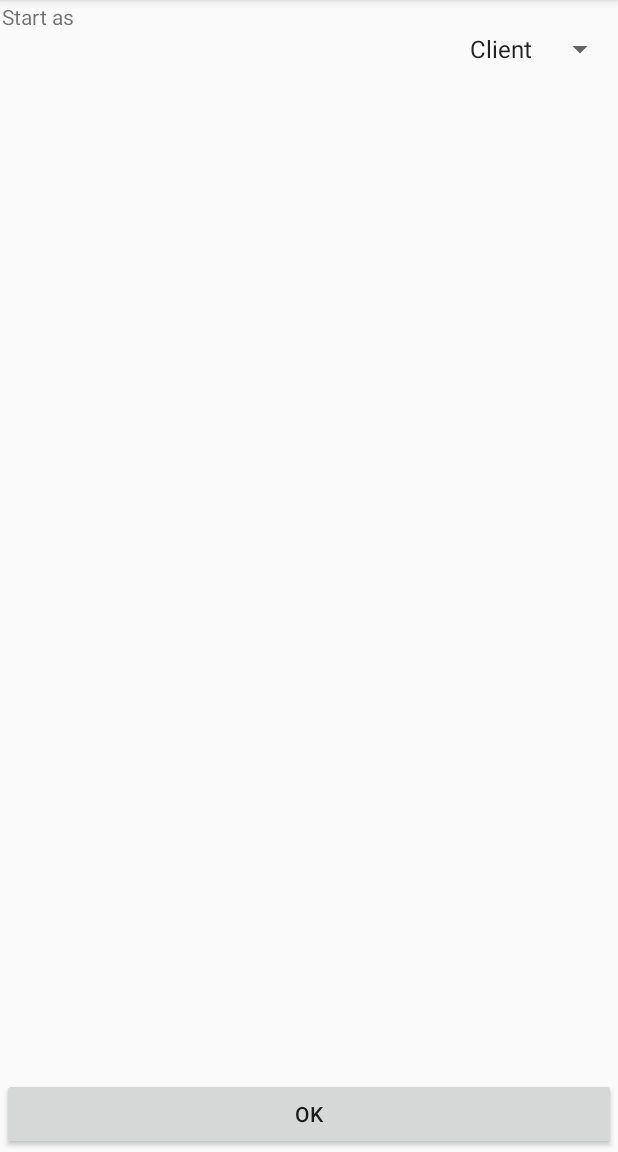
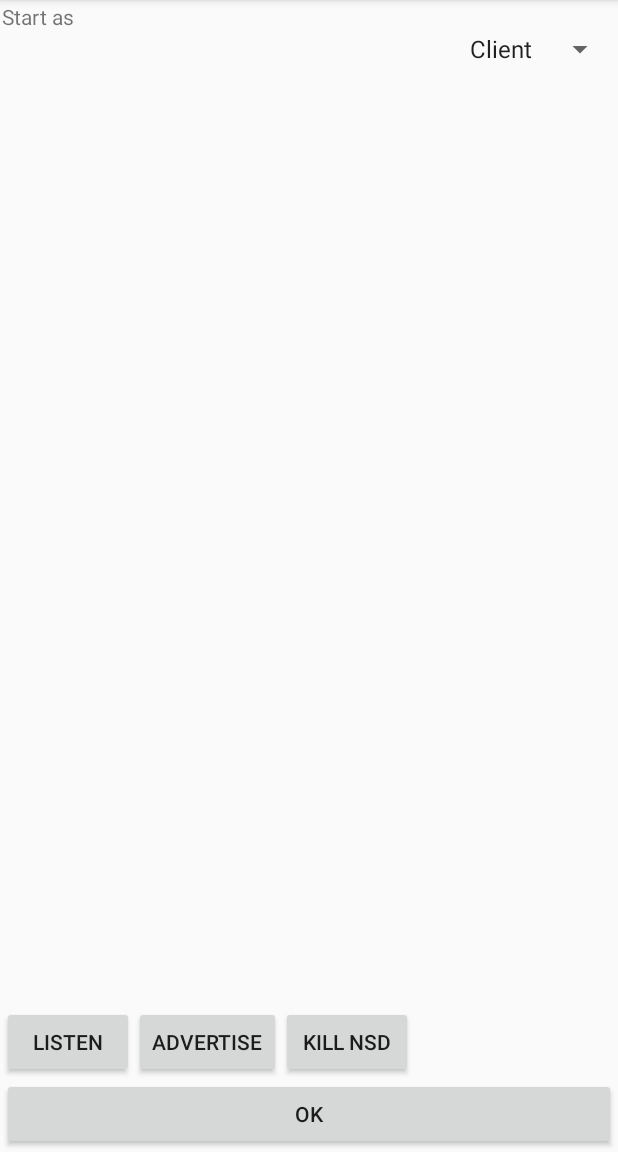
Before and after one commit to mcguenther/MIScreen, an Android app: the screen it shows after launch (MainActivity), on a phone screen of 412 x 824 dp, the part 84-1236 px from its top. Run offline under Robolectric (Android 15) with nearby library versions, the phone set to English and light mode, and no system bars.

Commit message:
ServiceDiscovery works now as long as a hotspot is available

```diff
--- a/MIScreen/app/src/main/java/de/volzo/miscreen/MainActivity.java
+++ b/MIScreen/app/src/main/java/de/volzo/miscreen/MainActivity.java
@@ -36,6 +36,8 @@ public class MainActivity extends AppCompatActivity implements AdapterView.OnIte
 
     private boolean host = false;
 
+    private NetworkServiceDiscovery nsd;
+
 //    private Communication comm;
 //    private ArrayAdapter<WifiP2pDevice> adapter;
 
@@ -50,6 +52,34 @@ public class MainActivity extends AppCompatActivity implements AdapterView.OnIte
         spRole.setOnItemSelectedListener(this);
         btOk.setOnClickListener(this);
         setCameraPreferences();
+
+
+        Button btAdvertise = (Button) findViewById(R.id.btAdvertise);
+        btAdvertise.setOnClickListener(new View.OnClickListener() {
+            @Override
+            public void onClick(View v) {
+                nsd.advertiseService();
+            }
+        });
+
+        Button btListen = (Button) findViewById(R.id.btListen);
+        btListen.setOnClickListener(new View.OnClickListener() {
+            @Override
+            public void onClick(View v) {
+                nsd.discoverService();
+            }
+        });
+
+        Button btKill = (Button) findViewById(R.id.btKill);
+        btKill.setOnClickListener(new View.OnClickListener() {
+            @Override
+            public void onClick(View v) {
+                nsd.kill();
+            }
+        });
+
+
+        nsd = new NetworkServiceDiscovery(this);
 
 //        registerUpdateReceiver();
 //
@@ -103,8 +133,8 @@ public class MainActivity extends AppCompatActivity implements AdapterView.OnIte
 
     @Override
     protected void onPause() {
-        // TODO: kill NSD
         super.onPause();
+        nsd.kill();
     }
 
     @Override
@@ -116,8 +146,8 @@ public class MainActivity extends AppCompatActivity implements AdapterView.OnIte
 
     @Override
     protected void onDestroy() {
-        // TODO: kill NSD
         super.onDestroy();
+        nsd.kill();
 //        comm.kill();
     }
 
--- a/MIScreen/app/src/main/res/layout/activity_main.xml
+++ b/MIScreen/app/src/main/res/layout/activity_main.xml
@@ -48,4 +48,28 @@
         android:layout_alignParentEnd="true"
         android:layout_above="@+id/btOk" />
 
+    <Button
+        android:layout_width="wrap_content"
+        android:layout_height="wrap_content"
+        android:text="Listen"
+        android:id="@+id/btListen"
+        android:layout_above="@+id/btOk"
+        android:layout_alignParentStart="true" />
+
+    <Button
+        android:layout_width="wrap_content"
+        android:layout_height="wrap_content"
+        android:text="Advertise"
+        android:id="@+id/btAdvertise"
+        android:layout_above="@+id/btOk"
+        android:layout_toEndOf="@+id/btListen" />
+
+    <Button
+        android:layout_width="wrap_content"
+        android:layout_height="wrap_content"
+        android:text="Kill NSD"
+        android:id="@+id/btKill"
+        android:layout_above="@+id/btOk"
+        android:layout_toEndOf="@+id/btAdvertise" />
+
 </RelativeLayout>
```
Also changed, not shown: MIScreen/app/src/main/java/de/volzo/miscreen/NetworkServiceDiscovery.java (+59 -12 lines).
